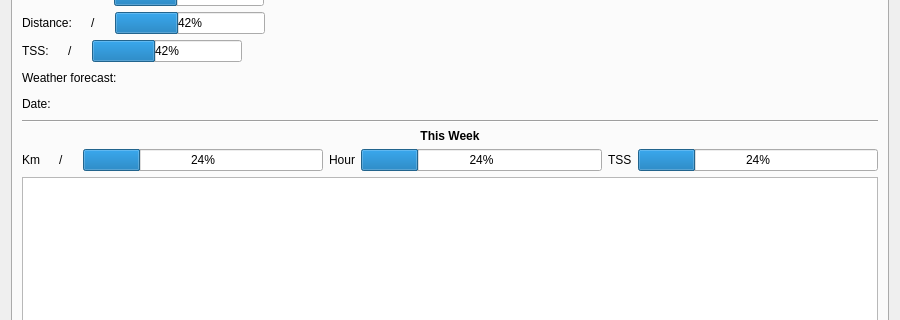
Above: themewidget.ui from pisgah-fogel/OpenCyclingTraining before the change; both pictures show x 0 to 900 and y 197 to 517 of the 900 by 600 pixel window. Below: the same form after it.
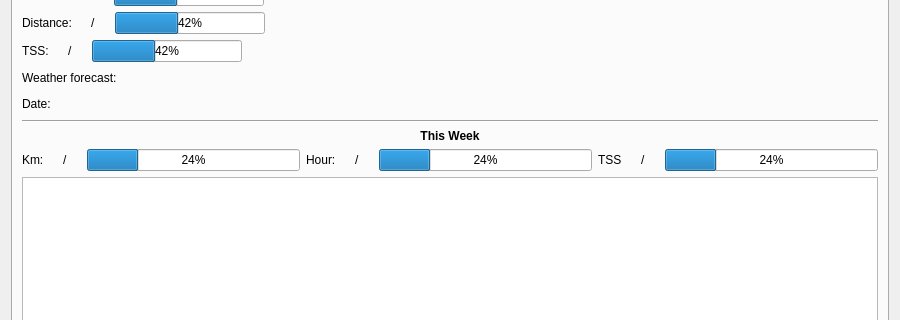
That is the form after the change.

Commit message: Add week Duration+TSS summary

Diff of the .ui file:
```diff
--- a/themewidget.ui
+++ b/themewidget.ui
@@ -614,7 +614,7 @@
          <item>
           <widget class="QLabel" name="label_33">
            <property name="text">
-            <string>Km</string>
+            <string>Km:</string>
            </property>
           </widget>
          </item>
@@ -649,7 +649,28 @@
          <item>
           <widget class="QLabel" name="label_34">
            <property name="text">
-            <string>Hour</string>
+            <string>Hour:</string>
+           </property>
+          </widget>
+         </item>
+         <item>
+          <widget class="QLabel" name="label_39">
+           <property name="text">
+            <string>&lt;Done&gt;</string>
+           </property>
+          </widget>
+         </item>
+         <item>
+          <widget class="QLabel" name="label_40">
+           <property name="text">
+            <string>/</string>
+           </property>
+          </widget>
+         </item>
+         <item>
+          <widget class="QLabel" name="label_41">
+           <property name="text">
+            <string>&lt;ToDo&gt;</string>
            </property>
           </widget>
          </item>
@@ -667,6 +688,27 @@
            </property>
           </widget>
          </item>
+         <item>
+          <widget class="QLabel" name="label_42">
+           <property name="text">
+            <string>&lt;Done&gt;</string>
+           </property>
+          </widget>
+         </item>
+         <item>
+          <widget class="QLabel" name="label_43">
+           <property name="text">
+            <string>/</string>
+           </property>
+          </widget>
+         </item>
+         <item>
+          <widget class="QLabel" name="label_44">
+           <property name="text">
+            <string>&lt;ToDo&gt;</string>
+           </property>
+          </widget>
+         </item>
          <item>
           <widget class="QProgressBar" name="progressBar_4">
            <property name="value">
```
The commit also changes 1 other file.
